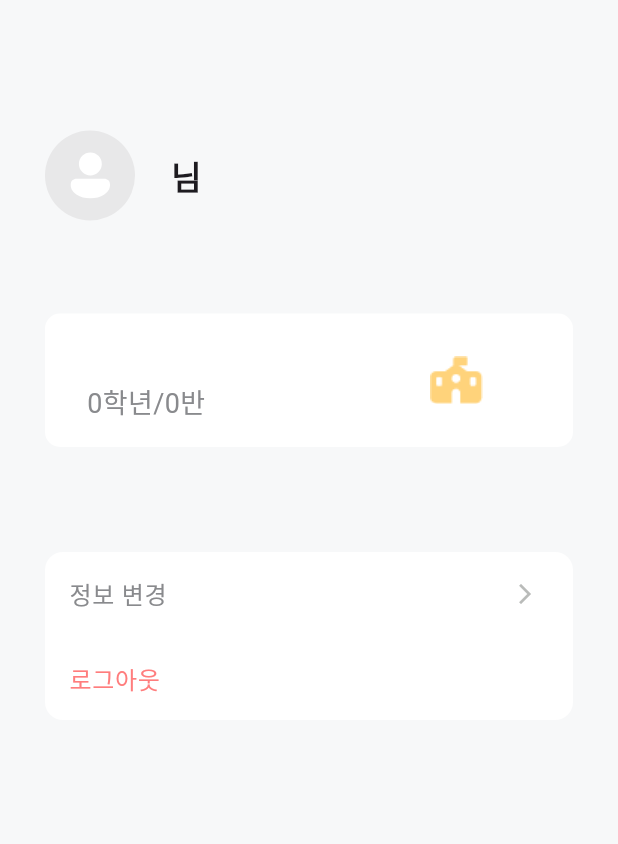
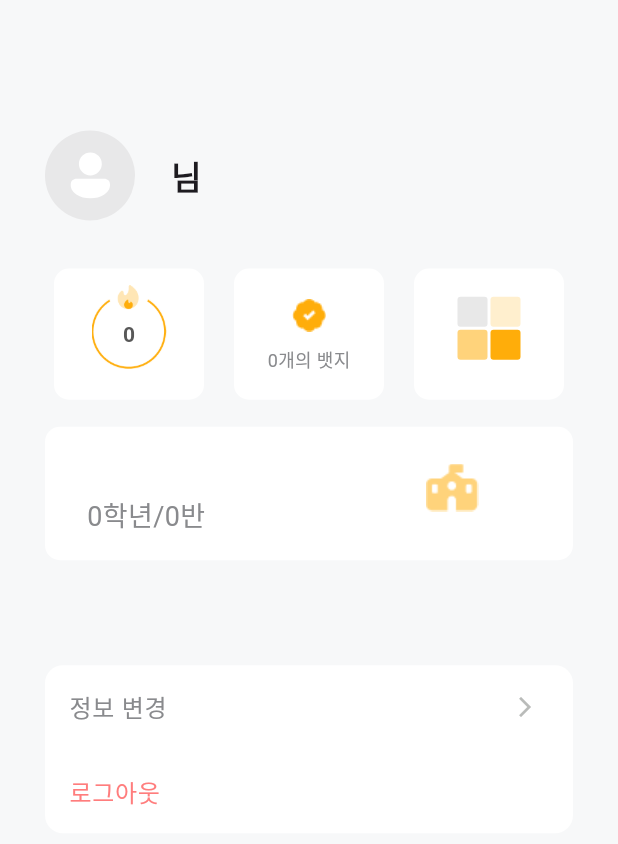
Before and after one commit to bab-babbab/Bab-Babbab-Frontend, a Flutter app: the MyPage screen opened directly, on a phone screen of 412 x 824 dp. Shown: the top 844 px of the screen. Run offline on Flutter 3.47's test engine with Material 3 defaults, Android fonts, the phone set to English and light mode, and no system bars; our stand-ins replace dotted_border, dropdown_button2, firebase_auth, firebase_core, flutter_dotenv, flutter_svg and 2 more; accounts and stored records are empty; Roboto replaces fonts that are missing (Pretendard).

Commit message:
[feat] : 위젯디자인 추가

```diff
--- a/lib/screens/mypage/mypage.dart
+++ b/lib/screens/mypage/mypage.dart
@@ -7,10 +7,76 @@ import 'package:bab_babbab_front/models/user_model.dart';
 
 class MyPage extends StatelessWidget {
   const MyPage({Key? key}) : super(key: key);
+  Widget _buildColorBoxes() {
+    return Column(
+      mainAxisAlignment: MainAxisAlignment.center,
+      children: [
+        Row(
+          mainAxisAlignment: MainAxisAlignment.center,
+          children: [
+            Container(
+              width: 20,
+              height: 20,
+              margin: const EdgeInsets.only(right: 2, bottom: 2),
+              decoration: BoxDecoration(
+                color: const Color(0xFFE8E8E8),
+                borderRadius: BorderRadius.circular(2),
+              ),
+            ),
+            Container(
+              width: 20,
+              height: 20,
+              margin: const EdgeInsets.only(bottom: 2),
+              decoration: BoxDecoration(
+                color: const Color(0xFFFFEFCE),
+                borderRadius: BorderRadius.circular(2),
+              ),
+            ),
+          ],
+        ),
+        Row(
+          mainAxisAlignment: MainAxisAlignment.center,
+          children: [
+            Container(
+              width: 20,
+              height: 20,
+              margin: const EdgeInsets.only(right: 2),
+              decoration: BoxDecoration(
+                color: const Color(0xFFFFD37B),
+                borderRadius: BorderRadius.circular(2),
+              ),
+            ),
+            Container(
+              width: 20,
+              height: 20,
+              decoration: BoxDecoration(
+                color: const Color(0xFFFFAD0A),
+                borderRadius: BorderRadius.circular(2),
+              ),
+            ),
+          ],
+        ),
+      ],
+    );
+  }
+
+  Widget _buildStatBox({required Widget child}) {
+    return Container(
+      width: 100,
+      height: 87.5,
+      decoration: BoxDecoration(
+        color: Colors.white,
+        borderRadius: BorderRadius.circular(10),
+      ),
+      child: Center(child: child),
+    );
+  }
 
   @override
   Widget build(BuildContext context) {
     final user = Provider.of<UserModel>(context);
+    Map<String, dynamic>? currentUserInfo;
+    Map<String, dynamic>? currentUserStats;
 
     return Scaffold(
       backgroundColor: const Color(0xFFF7F8F9),
@@ -43,7 +109,77 @@ class MyPage extends StatelessWidget {
               ],
             ),
             const SizedBox(height: 32),
-            const SizedBox(height: 30),
+
+            IntrinsicHeight(
+              child: Row(
+                mainAxisAlignment: MainAxisAlignment.spaceEvenly,
+                children: [
+                  _buildStatBox(
+                    child: Stack(
+                      alignment: Alignment.center,
+                      clipBehavior: Clip.none,
+                      children: [
+                        Image.asset(
+                          'assets/icon/circle-line.png',
+                          width: 50,
+                          height: 50,
+                        ),
+                        Positioned(
+                          top: -10,
+                          child: Image.asset(
+                            'assets/icon/fire.png',
+                            width: 20,
+                            height: 20,
+                          ),
+                        ),
+                        Text(
+                          '${currentUserStats?['streak'] ?? 0}',
+                          style: const TextStyle(
+                            fontSize: 14,
+                            fontWeight: FontWeight.w600,
+                            color: Color(0xff585858),
+                          ),
+                        ),
+                      ],
+                    ),
+                  ),
+                  SizedBox(width: 8), // 간격 추가
+
+                  _buildStatBox(
+                    child: Column(
+                      mainAxisAlignment: MainAxisAlignment.center,
+                      children: [
+                        Image.asset(
+                          'assets/icon/badge.png',
+                          width: 27,
+                          height: 27,
+                          color: Color(0xffFFAD0A),
+                        ),
+                        SizedBox(height: 7),
+                        Text(
+                          '${currentUserStats?['badge'] ?? 0}개의 뱃지',
+                          style: TextStyle(
+                            fontSize: 12,
+                            fontFamily: 'Pretendard',
+                            color: Color(0xff898A8D),
+                          ),
+                        ),
+                      ],
+                    ),
+                  ),
+                  SizedBox(width: 8), // 간격 추가
+
+                  _buildStatBox(
+                    child: Column(
+                      mainAxisAlignment: MainAxisAlignment.center,
+                      children: [_buildColorBoxes(), SizedBox(height: 8)],
+                    ),
+                  ),
+                ],
+              ),
+            ),
+
+            const SizedBox(height: 18),
 
             /// 학교/학급 정보
             Container(
@@ -52,24 +188,32 @@ class MyPage extends StatelessWidget {
                 color: Colors.white,
                 borderRadius: BorderRadius.circular(10),
               ),
-              child: Row(
+              child: Stack(
+                children: [
+                  Row(
+                    crossAxisAlignment: CrossAxisAlignment.start,
                     children: [
                       const SizedBox(width: 12),
                       Column(
                         crossAxisAlignment: CrossAxisAlignment.start,
                         children: [
-                      Text(
+                          SizedBox(
+                            width: 200, // 텍스트가 너무 길지 않도록 너비 제한
+                            child: Text(
                               user.school,
-                        style: TextStyle(
+                              style: const TextStyle(
                                 fontFamily: 'Pretendard',
                                 fontWeight: FontWeight.w600,
                                 fontSize: 18,
+                              ),
+                              overflow: TextOverflow.ellipsis,
+                              maxLines: 1,
                             ),
                           ),
                           const SizedBox(height: 4),
                           Text(
                             user.gradeClass,
-                        style: TextStyle(
+                            style: const TextStyle(
                               fontFamily: 'Pretendard',
                               fontWeight: FontWeight.w400,
                               color: Color(0xff898A8D),
@@ -78,8 +222,15 @@ class MyPage extends StatelessWidget {
                           ),
                         ],
                       ),
-                  SizedBox(width: 150),
-                  Image.asset('assets/icon/school.png'),
+                      // 기존 SizedBox(width: 150)는 제거
+                    ],
+                  ),
+                  // 이미지를 위치 고정
+                  const Positioned(
+                    left: 238,
+                    top: 8.5,
+                    child: Image(image: AssetImage('assets/icon/school.png')),
+                  ),
                 ],
               ),
             ),
@@ -139,29 +290,4 @@ class MyPage extends StatelessWidget {
       ),
     );
   }
-
-  Widget _iconCard(IconData icon, String title, String subtitle) {
-    return Container(
-      width: 90,
-      height: 90,
-      padding: const EdgeInsets.all(10),
-      decoration: BoxDecoration(
-        color: Colors.white,
-        borderRadius: BorderRadius.circular(16),
-      ),
-      child: Column(
-        mainAxisAlignment: MainAxisAlignment.center,
-        children: [
-          Icon(icon, color: Color(0xFFF9B233), size: 28),
-          const SizedBox(height: 8),
-          Text(title, style: const TextStyle(fontWeight: FontWeight.bold)),
-          if (subtitle.isNotEmpty)
-            Text(
-              subtitle,
-              style: const TextStyle(fontSize: 12, color: Colors.grey),
-            ),
-        ],
-      ),
-    );
 }
-}
--- a/lib/screens/ranking/ranking.dart
+++ b/lib/screens/ranking/ranking.dart
@@ -339,9 +339,9 @@ class _RankingMainContent extends StatelessWidget {
                             Text(
                               '${currentUserStats?['streak'] ?? 0}',
                               style: const TextStyle(
-                                fontSize: 15,
-                                fontWeight: FontWeight.bold,
-                                color: Color(0xffFFAD0A),
+                                fontSize: 14,
+                                fontWeight: FontWeight.w600,
+                                color: Color(0xff585858),
                               ),
                             ),
                           ],
@@ -366,7 +366,7 @@ class _RankingMainContent extends StatelessWidget {
                         Text(
                           '${currentUserStats?['badge'] ?? 0}개의 뱃지',
                           style: TextStyle(
-                            fontSize: 10,
+                            fontSize: 12,
                             fontFamily: 'Pretendard',
                             color: Color(0xff898A8D),
                           ),
```
Lines whose indentation alone changed are shown as unchanged.
